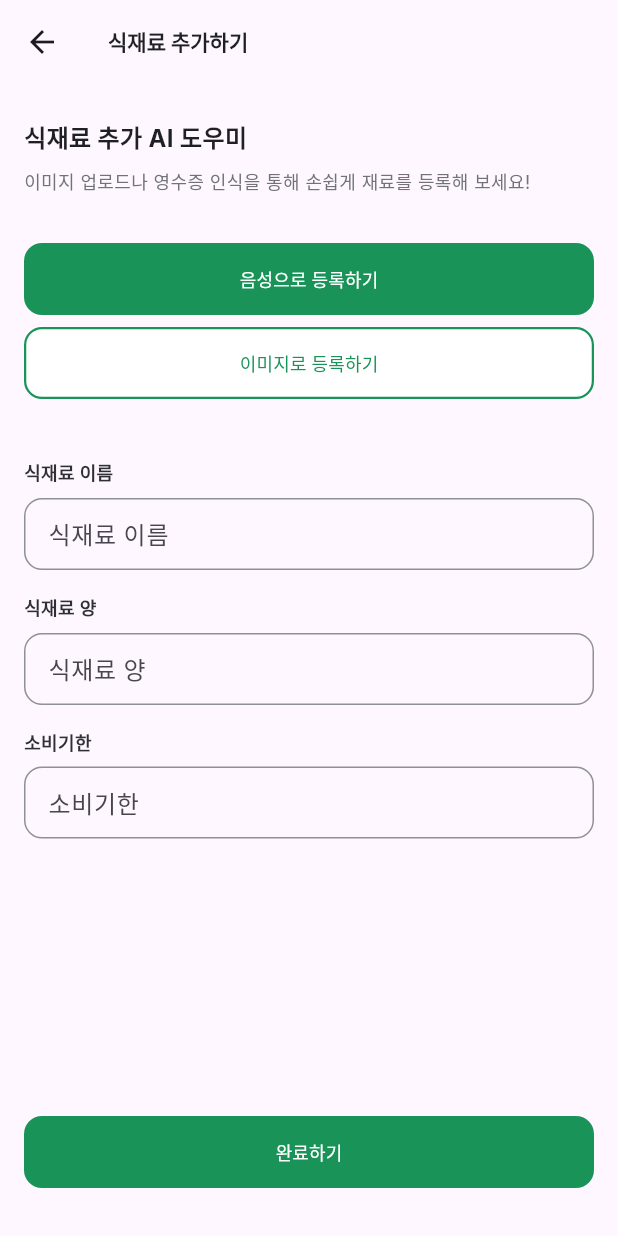
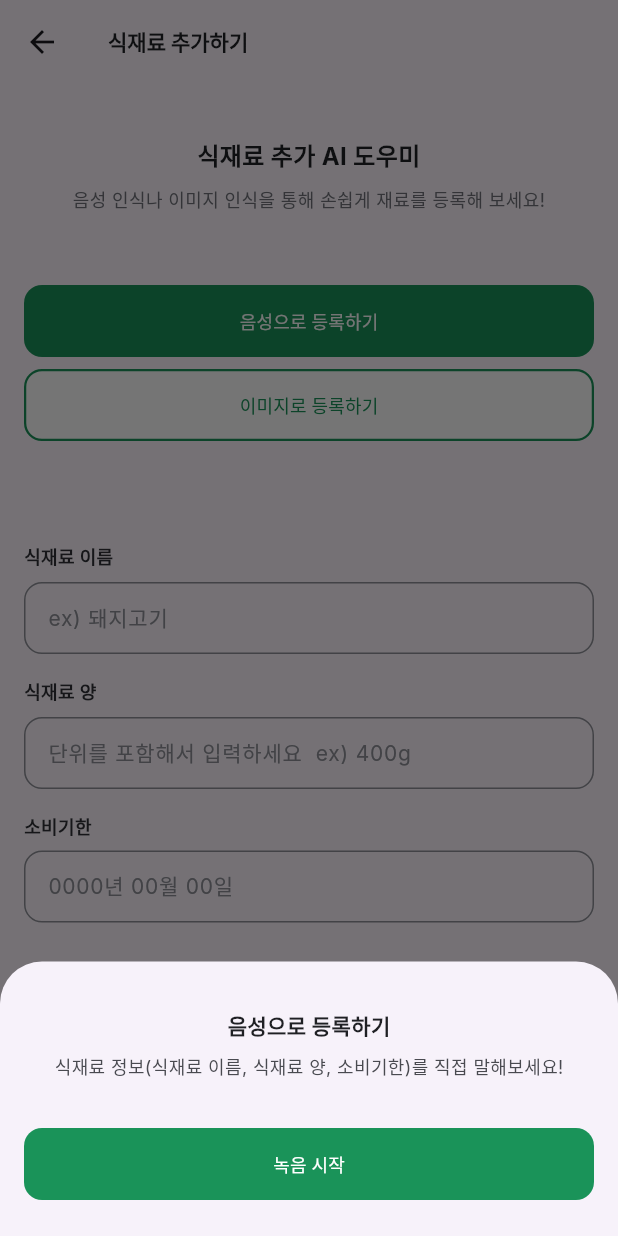
Before and after one commit to wallshield/openaiapi, a Flutter app: the AddIngredientsPage screen opened directly, after a tap on "음성으로 등록하기", on a phone screen of 412 x 824 dp. Run offline on Flutter 3.47's test engine with Material 3 defaults, Android fonts, the phone set to English and light mode, and no system bars; our stand-ins replace dots_indicator, flutter_svg; Roboto replaces fonts that are missing (Inter).

Commit message:
feat : edit add_ingredient

```diff
--- a/lib/ui/page/add_ingredients/add_ingredients.dart
+++ b/lib/ui/page/add_ingredients/add_ingredients.dart
@@ -3,6 +3,8 @@ import 'package:cook_assistant/widgets/button/primary_button.dart';
 import 'package:cook_assistant/widgets/button/secondary_button.dart';
 import 'package:cook_assistant/ui/theme/color.dart';
 import 'package:cook_assistant/ui/theme/text_styles.dart';
+import 'package:cook_assistant/widgets/text_field.dart';
+import 'package:cook_assistant/widgets/popup.dart';
 
 class AddIngredientsPage extends StatelessWidget {
   AddIngredientsPage({Key? key}) : super(key: key);
@@ -17,77 +19,91 @@ class AddIngredientsPage extends StatelessWidget {
       appBar: AppBar(
         title: Text(
           '식재료 추가하기',
-          style: AppTextStyles.headingH4.copyWith(color: AppColors.neutralDarkDarkest),
+          style: AppTextStyles.headingH4.copyWith(
+              color: AppColors.neutralDarkDarkest),
         ),
       ),
       body: Padding(
-        padding: const EdgeInsets.symmetric(horizontal: 16.0, vertical: 24.0),
+        padding: const EdgeInsets.symmetric(horizontal: 16.0),
         child: Column(
-          crossAxisAlignment: CrossAxisAlignment.start,
           children: [
+            const SizedBox(height: 36.0),
             Text(
               '식재료 추가 AI 도우미',
-              style: AppTextStyles.headingH3.copyWith(color: AppColors.neutralDarkDarkest),
+              textAlign: TextAlign.center,
+              style: AppTextStyles.headingH3.copyWith(
+                  color: AppColors.neutralDarkDarkest),
             ),
             const SizedBox(height: 8.0),
-
             Text(
-              '이미지 업로드나 영수증 인식을 통해 손쉽게 재료를 등록해 보세요!',
-              style: AppTextStyles.bodyS.copyWith(color: AppColors.neutralDarkLight),
+              '음성 인식나 이미지 인식을 통해 손쉽게 재료를 등록해 보세요!',
+              textAlign: TextAlign.center, // Center-aligned text
+              style: AppTextStyles.bodyS.copyWith(
+                  color: AppColors.neutralDarkLight),
             ),
-            const SizedBox(height: 32.0),
+            const SizedBox(height: 48.0),
             PrimaryButton(
               text: '음성으로 등록하기',
-              onPressed: () {
-                // Implement the logic when the button is pressed
-                // For example, save the data to a database or send it to an API
-              },
+              onPressed: () => showRegistrationPopup(context, 'voice'),
             ),
             SecondaryButton(
               text: '이미지로 등록하기',
-              onPressed: () {
-                // Implement the logic when the button is pressed
-                // For example, save the data to a database or send it to an API
-              },
+              onPressed: () => showRegistrationPopup(context, 'image'),
             ),
-            const SizedBox(height: 32.0),
+            const SizedBox(height: 60.0),
             Padding(
-              padding: const EdgeInsets.only(bottom: 8.0), // Add padding to the bottom of the '식재료 이름' text
-              child: Text(
-                '식재료 이름',
-                style: AppTextStyles.headingH5.copyWith(color: AppColors.neutralDarkDark),
+              padding: const EdgeInsets.only(bottom: 8.0),
+              child: Row(
+                crossAxisAlignment: CrossAxisAlignment.start, // Add this line
+                children: [
+                  Text(
+                    '식재료 이름',
+                    style: AppTextStyles.headingH5.copyWith(
+                        color: AppColors.neutralDarkDark),
+                  ),
+                ],
               ),
             ),
-            _buildCustomTextField(
-              context,
+            CustomTextField(
               controller: _nameController,
               label: '식재료 이름',
               hint: 'ex) 돼지고기',
             ),
             const SizedBox(height: 16.0),
             Padding(
-              padding: const EdgeInsets.only(bottom: 8.0), // Add padding to the bottom of the '식재료 이름' text
-              child: Text(
-                '식재료 양',
-                style: AppTextStyles.headingH5.copyWith(color: AppColors.neutralDarkDark),
+              padding: const EdgeInsets.only(bottom: 8.0),
+              child: Row(
+                crossAxisAlignment: CrossAxisAlignment.start, // Add this line
+                children: [
+                  Text(
+                    '식재료 양',
+                    style: AppTextStyles.headingH5.copyWith(
+                        color: AppColors.neutralDarkDark),
+                  ),
+                ],
               ),
             ),
-            _buildCustomTextField(
-              context,
+
+            CustomTextField(
               controller: _quantityController,
               label: '식재료 양',
-              hint: '단위를 포함해서 입력하세요',
+              hint: '단위를 포함해서 입력하세요  ex) 400g',
             ),
             const SizedBox(height: 16.0),
             Padding(
-              padding: const EdgeInsets.only(bottom: 8.0), // Add padding to the bottom of the '식재료 이름' text
-              child: Text(
-                '소비기한',
-                style: AppTextStyles.headingH5.copyWith(color: AppColors.neutralDarkDark),
+              padding: const EdgeInsets.only(bottom: 8.0),
+              child: Row(
+                crossAxisAlignment: CrossAxisAlignment.start, // Add this line
+                children: [
+                  Text(
+                    '소비기한',
+                    style: AppTextStyles.headingH5.copyWith(
+                        color: AppColors.neutralDarkDark),
+                  ),
+                ],
               ),
             ),
-            _buildCustomTextField(
-              context,
+            CustomTextField(
               controller: _expirationDateController,
               label: '소비기한',
               hint: '0000년 00월 00일',
@@ -104,27 +120,4 @@ class AddIngredientsPage extends StatelessWidget {
       ),
     );
   }
-
-  Widget _buildCustomTextField(BuildContext context, {required TextEditingController controller, required String label, required String hint}) {
-    return TextField(
-      controller: controller,
-      style: AppTextStyles.bodyM.copyWith(color: AppColors.neutralDarkDarkest), // Set the style for input text
-      decoration: InputDecoration(
-        labelText: label,
-
-        hintText: hint,
-        hintStyle: AppTextStyles.bodyM.copyWith(color: AppColors.neutralDarkLightest), // Set the style for hint text
-        floatingLabelBehavior: FloatingLabelBehavior.never,
-        enabledBorder: OutlineInputBorder(
-          borderSide: BorderSide(color: AppColors.neutralDarkLightest),
-          borderRadius: BorderRadius.circular(12),
-        ),
-        focusedBorder: OutlineInputBorder(
-          borderSide: BorderSide(color: AppColors.highlightDark),
-          borderRadius: BorderRadius.circular(12),
-        ),
-        contentPadding: const EdgeInsets.symmetric(horizontal: 12, vertical: 10),
-      ),
-    );
-  }
 }
--- /dev/null
+++ b/lib/widgets/popup.dart
@@ -0,0 +1,44 @@
+// registration_popup.dart
+import 'package:flutter/material.dart';
+import 'package:cook_assistant/widgets/button/primary_button.dart';
+import 'package:cook_assistant/ui/theme/text_styles.dart';
+import 'package:cook_assistant/ui/theme/color.dart';
+
+void showRegistrationPopup(BuildContext context, String mode) {
+  String title = mode == 'voice' ? '음성으로 등록하기' : '이미지로 등록하기';
+  String description = mode == 'voice'
+      ? '식재료 정보(식재료 이름, 식재료 양, 소비기한)를 직접 말해보세요!'
+      : '식재료의 모습이나 식재료 정보(식재료 이름, 식재료 양, 소비기한)가 담긴 텍스트를 사진으로 찍어보세요!';
+
+  showModalBottomSheet(
+    context: context,
+    builder: (BuildContext context) {
+      return Container(
+        padding: EdgeInsets.all(16.0),
+        child: Column(
+          mainAxisSize: MainAxisSize.min,
+          children: <Widget>[
+            SizedBox(height: 16.0),
+            Text(
+              title,
+              style: AppTextStyles.headingH4.copyWith(color: AppColors.neutralDarkDarkest),
+            ),
+            SizedBox(height: 8.0),
+            Text(
+              description,
+              style: AppTextStyles.bodyS.copyWith(color: AppColors.neutralDarkMedium),
+            ),
+            SizedBox(height: 32.0),
+            PrimaryButton(
+              text: mode == 'voice' ? '녹음 시작' : '사진 찍기',
+              onPressed: () {
+                // Logic for voice recording or taking a picture
+                Navigator.of(context).pop();
+              },
+            ),
+          ],
+        ),
+      );
+    },
+  );
+}
--- /dev/null
+++ b/lib/widgets/text_field.dart
@@ -0,0 +1,38 @@
+import 'package:flutter/material.dart';
+import 'package:cook_assistant/ui/theme/color.dart';
+import 'package:cook_assistant/ui/theme/text_styles.dart';
+
+class CustomTextField extends StatelessWidget {
+  final TextEditingController controller;
+  final String label;
+  final String hint;
+
+  const CustomTextField({
+    Key? key,
+    required this.controller,
+    required this.label,
+    required this.hint,
+  }) : super(key: key);
+
+  @override
+  Widget build(BuildContext context) {
+    return TextField(
+      controller: controller,
+      style: AppTextStyles.bodyM.copyWith(color: AppColors.neutralDarkDarkest),
+      decoration: InputDecoration(
+        hintText: hint,
+        hintStyle: AppTextStyles.bodyM.copyWith(color: AppColors.neutralDarkLightest),
+        floatingLabelBehavior: FloatingLabelBehavior.never,
+        enabledBorder: OutlineInputBorder(
+          borderSide: BorderSide(color: AppColors.neutralDarkLightest),
+          borderRadius: BorderRadius.circular(12),
+        ),
+        focusedBorder: OutlineInputBorder(
+          borderSide: BorderSide(color: AppColors.highlightDark),
+          borderRadius: BorderRadius.circular(12),
+        ),
+        contentPadding: const EdgeInsets.symmetric(horizontal: 12, vertical: 10),
+      ),
+    );
+  }
+}
```
Also changed, not shown: lib/widgets/text_area.dart (deleted).
